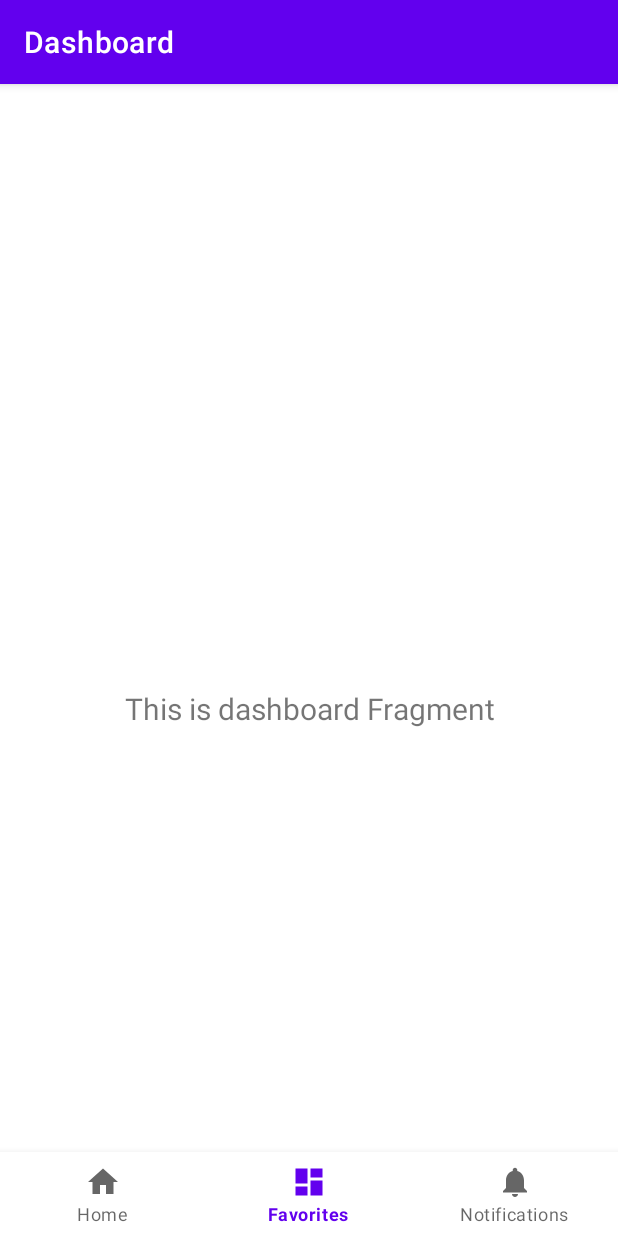
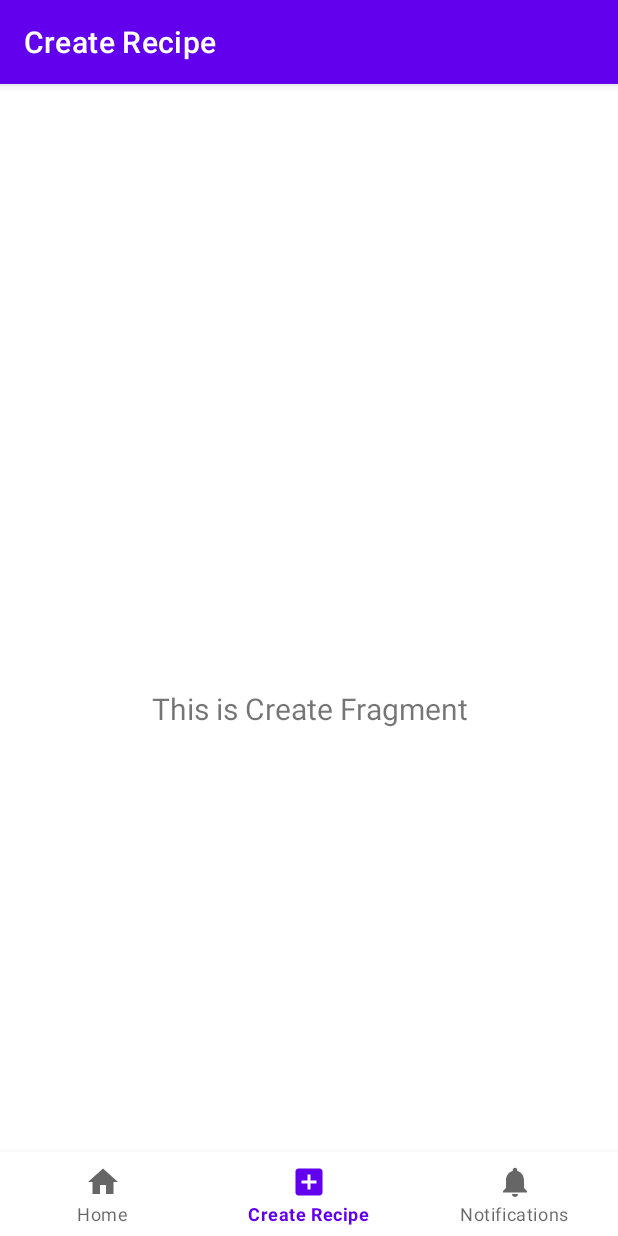
Before and after one commit to RuchithaMaram/Kooksy, an Android app: the screen it shows after launch (MainActivity), item 2 of the bottom bar chosen, on a phone screen of 412 x 824 dp. Run offline under Robolectric (Android 15) with nearby library versions, the phone set to English and light mode, and no system bars; our stand-ins replace navigation-ui.

Commit message:
Added Creat Recipe Fragment
Created a fragment[create] made necessary changes in - UI, menu, navigation

```diff
--- a/app/src/main/java/com/teamfour/kooksy/MainActivity.kt
+++ b/app/src/main/java/com/teamfour/kooksy/MainActivity.kt
@@ -24,8 +24,9 @@ private lateinit var binding: ActivityMainBinding
         val navController = findNavController(R.id.nav_host_fragment_activity_main)
         // Passing each menu ID as a set of Ids because each
         // menu should be considered as top level destinations.
+        // Make sure you add all the created fragments to below list home, fav, create and profile
         val appBarConfiguration = AppBarConfiguration(setOf(
-            R.id.navigation_home, R.id.navigation_dashboard, R.id.navigation_notifications))
+            R.id.navigation_home, R.id.navigation_create, R.id.navigation_notifications))
         setupActionBarWithNavController(navController, appBarConfiguration)
         navView.setupWithNavController(navController)
     }
--- /dev/null
+++ b/app/src/main/java/com/teamfour/kooksy/ui/create/CreateFragment.kt
@@ -0,0 +1,38 @@
+package com.teamfour.kooksy.ui.create
+
+import android.os.Bundle
+import android.view.LayoutInflater
+import android.view.View
+import android.view.ViewGroup
+import android.widget.TextView
+import androidx.fragment.app.Fragment
+import androidx.lifecycle.ViewModelProvider
+import com.teamfour.kooksy.databinding.FragmentCreateBinding
+
+class CreateFragment : Fragment() {
+
+    private var _binding: FragmentCreateBinding? = null
+    private val binding get() = _binding!!
+
+    override fun onCreateView(
+        inflater: LayoutInflater, container: ViewGroup?,
+        savedInstanceState: Bundle?
+    ): View {
+        val createViewModel =
+            ViewModelProvider(this).get(CreateViewModel::class.java)
+
+        _binding = FragmentCreateBinding.inflate(inflater, container, false)
+        val root: View = binding.root
+
+        val textView: TextView = binding.textCreate
+        createViewModel.text.observe(viewLifecycleOwner) {
+            textView.text = it
+        }
+        return root
+    }
+
+    override fun onDestroyView() {
+        super.onDestroyView()
+        _binding = null
+    }
+}
--- a/app/src/main/java/com/teamfour/kooksy/ui/dashboard/DashboardViewModel.kt
+++ b/app/src/main/java/com/teamfour/kooksy/ui/create/CreateViewModel.kt
@@ -1,13 +1,13 @@
-package com.teamfour.kooksy.ui.dashboard
+package com.teamfour.kooksy.ui.create
 
 import androidx.lifecycle.LiveData
 import androidx.lifecycle.MutableLiveData
 import androidx.lifecycle.ViewModel
 
-class DashboardViewModel : ViewModel() {
+class CreateViewModel : ViewModel() {
 
     private val _text = MutableLiveData<String>().apply {
-        value = "This is dashboard Fragment"
+        value = "This is Create Fragment"
     }
     val text: LiveData<String> = _text
 }
--- a/app/src/main/java/com/teamfour/kooksy/ui/dashboard/DashboardFragment.kt
+++ /dev/null
@@ -1,41 +0,0 @@
-package com.teamfour.kooksy.ui.dashboard
-
-import android.os.Bundle
-import android.view.LayoutInflater
-import android.view.View
-import android.view.ViewGroup
-import android.widget.TextView
-import androidx.fragment.app.Fragment
-import androidx.lifecycle.ViewModelProvider
-import com.teamfour.kooksy.databinding.FragmentDashboardBinding
-
-class DashboardFragment : Fragment() {
-
-private var _binding: FragmentDashboardBinding? = null
-  // This property is only valid between onCreateView and
-  // onDestroyView.
-  private val binding get() = _binding!!
-
-  override fun onCreateView(
-    inflater: LayoutInflater,
-    container: ViewGroup?,
-    savedInstanceState: Bundle?
-  ): View {
-    val dashboardViewModel =
-            ViewModelProvider(this).get(DashboardViewModel::class.java)
-
-    _binding = FragmentDashboardBinding.inflate(inflater, container, false)
-    val root: View = binding.root
-
-    val textView: TextView = binding.textDashboard
-    dashboardViewModel.text.observe(viewLifecycleOwner) {
-      textView.text = it
-    }
-    return root
-  }
-
-override fun onDestroyView() {
-        super.onDestroyView()
-        _binding = null
-    }
-}
--- /dev/null
+++ b/app/src/main/res/drawable/ic_create_black_24dp.xml
@@ -0,0 +1,12 @@
+<vector xmlns:android="http://schemas.android.com/apk/res/android"
+    android:height="24dp"
+    android:tint="#000000"
+    android:viewportHeight="24"
+    android:viewportWidth="24"
+    android:width="24dp">
+
+    <path
+        android:fillColor="@android:color/white"
+        android:pathData="M19,3L5,3c-1.11,0 -2,0.9 -2,2v14c0,1.1 0.89,2 2,2h14c1.1,0 2,-0.9 2,-2L21,5c0,-1.1 -0.9,-2 -2,-2zM17,13h-4v4h-2v-4L7,13v-2h4L11,7h2v4h4v2z"/>
+
+</vector>
--- a/app/src/main/res/drawable/ic_dashboard_black_24dp.xml
+++ /dev/null
@@ -1,9 +0,0 @@
-<vector xmlns:android="http://schemas.android.com/apk/res/android"
-        android:width="24dp"
-        android:height="24dp"
-        android:viewportWidth="24.0"
-        android:viewportHeight="24.0">
-    <path
-        android:fillColor="#FF000000"
-        android:pathData="M3,13h8L11,3L3,3v10zM3,21h8v-6L3,15v6zM13,21h8L21,11h-8v10zM13,3v6h8L21,3h-8z"/>
-</vector>
--- a/app/src/main/res/layout/fragment_dashboard.xml
+++ b/app/src/main/res/layout/fragment_create.xml
@@ -5,10 +5,10 @@
     xmlns:tools="http://schemas.android.com/tools"
     android:layout_width="match_parent"
     android:layout_height="match_parent"
-    tools:context=".ui.dashboard.DashboardFragment" >
+    tools:context=".ui.create.CreateFragment" >
 
     <TextView
-        android:id="@+id/text_dashboard"
+        android:id="@+id/text_create"
         android:layout_width="match_parent"
         android:layout_height="wrap_content"
         android:layout_marginStart="8dp"
--- a/app/src/main/res/menu/bottom_nav_menu.xml
+++ b/app/src/main/res/menu/bottom_nav_menu.xml
@@ -6,10 +6,11 @@
         android:icon="@drawable/ic_home_black_24dp"
         android:title="@string/title_home"/>
 
+    <!--Create Recipe icon for Navigation bar-->
     <item
-        android:id="@+id/navigation_dashboard"
-        android:icon="@drawable/ic_dashboard_black_24dp"
-        android:title="Favorites"/>
+        android:id="@+id/navigation_create"
+        android:icon="@drawable/ic_create_black_24dp"
+        android:title="@string/title_create_recipe" />
 
     <item
         android:id="@+id/navigation_notifications"
--- a/app/src/main/res/navigation/mobile_navigation.xml
+++ b/app/src/main/res/navigation/mobile_navigation.xml
@@ -11,11 +11,12 @@
         android:label="@string/title_home"
         tools:layout="@layout/fragment_home" />
 
+    <!--Create Recipe Fragment -->
     <fragment
-        android:id="@+id/navigation_dashboard"
-        android:name="com.teamfour.kooksy.ui.dashboard.DashboardFragment"
-        android:label="@string/title_dashboard"
-        tools:layout="@layout/fragment_dashboard" />
+        android:id="@+id/navigation_create"
+        android:name="com.teamfour.kooksy.ui.create.CreateFragment"
+        android:label="@string/title_create_recipe"
+        tools:layout="@layout/fragment_create" />
 
     <fragment
         android:id="@+id/navigation_notifications"
--- a/app/src/main/res/values/strings.xml
+++ b/app/src/main/res/values/strings.xml
@@ -1,6 +1,6 @@
 <resources>
     <string name="app_name">Kooksy</string>
     <string name="title_home">Home</string>
-    <string name="title_dashboard">Dashboard</string>
+    <string name="title_create_recipe">Create Recipe</string>
     <string name="title_notifications">Notifications</string>
 </resources>
```
